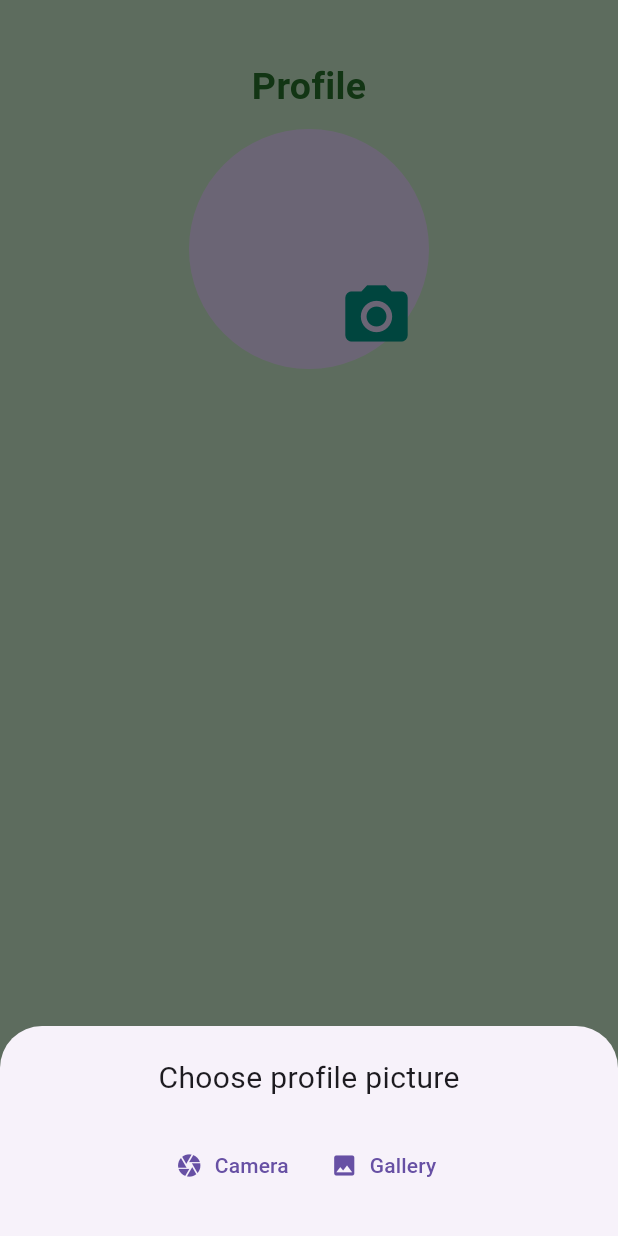
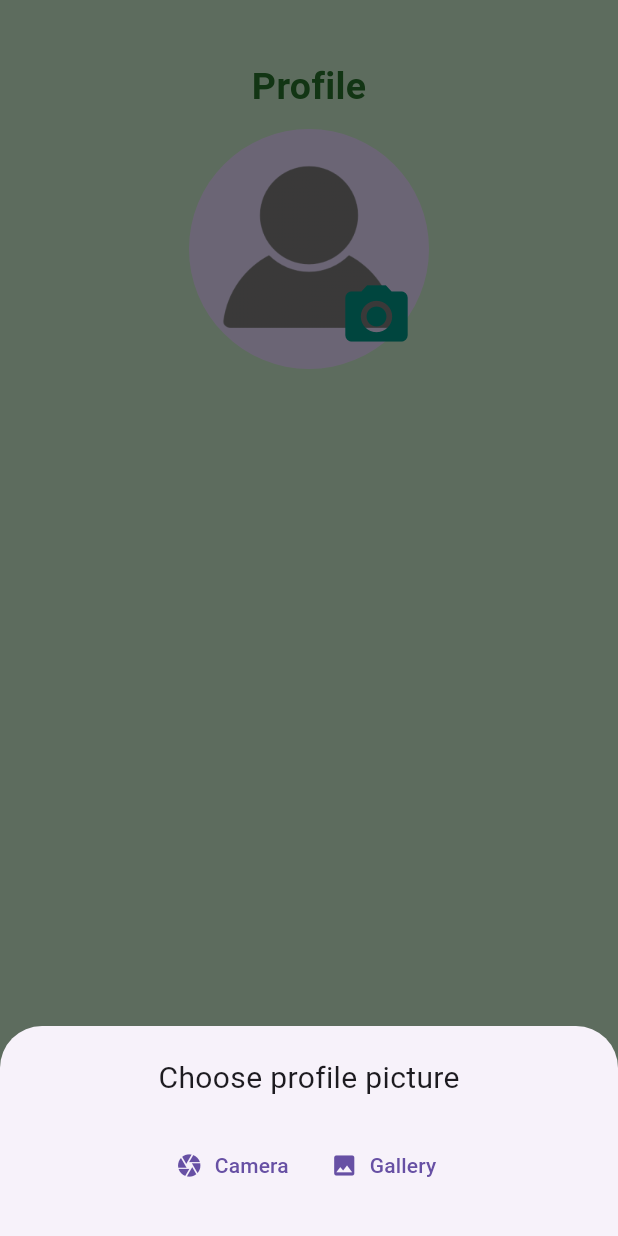
Before and after one commit to chaeyeonlee07/impact-fellowship, a Flutter app: the ProfilePage screen opened directly, after a tap on the "camera alt" icon, on a phone screen of 412 x 824 dp. Run offline on Flutter 3.47's test engine with Material 3 defaults, Android fonts, the phone set to English and light mode, and no system bars; our stand-ins replace geolocator, image_picker, permission_handler; network calls fail.

Commit message:
profile page works now

```diff
--- a/lib/screens/profilepage.dart
+++ b/lib/screens/profilepage.dart
@@ -1,4 +1,4 @@
-
+import 'dart:io';
 import 'package:flutter/material.dart';
 import 'package:image_picker/image_picker.dart';
 
@@ -7,22 +7,27 @@ class App extends StatelessWidget {
 
   @override
   Widget build(BuildContext context) {
-    return MaterialApp(
+    return const MaterialApp(
       home: ProfilePage(),
     );
   }
 }
 
-class ProfilePage extends StatelessWidget {
-  late PickedFile _imageFile;
+class ProfilePage extends StatefulWidget {
+  const ProfilePage({super.key});
+
+  @override
+  _ProfilePageState createState() => _ProfilePageState();
+}
+
+class _ProfilePageState extends State<ProfilePage> {
+  XFile? _imageFile;
   final ImagePicker _picker = ImagePicker();
-
-  ProfilePage({super.key});
 
   @override
   Widget build(BuildContext context) {
     return Scaffold(
-        backgroundColor:  const Color.fromARGB(255, 203, 235, 204),
+      backgroundColor: const Color.fromARGB(255, 203, 235, 204),
       body: Padding(
         padding: const EdgeInsets.symmetric(horizontal: 40),
         child: Column(
@@ -35,9 +40,7 @@ class ProfilePage extends StatelessWidget {
               children: [
                 Column(
                   children: [
-
                     const Text(
-
                       "Profile",
                       style: TextStyle(
                         fontSize: 25,
@@ -45,9 +48,8 @@ class ProfilePage extends StatelessWidget {
                         color: Color.fromARGB(255, 39, 116, 43),
                       ),
                     ),
-                      const SizedBox(height: 10) // Added SizedBox for spacing
-                      ,
-                      pfp(context)
+                    const SizedBox(height: 10),
+                    pfp(context),
                   ],
                 ),
               ],
@@ -56,7 +58,6 @@ class ProfilePage extends StatelessWidget {
         ),
       ),
     );
-  }
   }
 
   Widget bottomsheet(BuildContext context) {
@@ -102,21 +103,26 @@ Widget bottomsheet(BuildContext context) {
   }
 
   void takePhoto(ImageSource source) async {
-  final PickedFile = await _picker.getImage(
-    source: source
+    final XFile? pickedFile = await _picker.pickImage(
+      source: source,
     );
-  SetState(() {
+    if (pickedFile != null) {
+      setState(() {
         _imageFile = pickedFile;
       });
+    }
   }
 
   Widget pfp(BuildContext context) {
     return Stack(
       children: <Widget>[
-      const CircleAvatar(
+        CircleAvatar(
           radius: 80,
-        backgroundImage: _imageFile == null? AssetImage("lib/images/defaultpfp.png"): FileImage(_imageFile),
-
+          backgroundImage: _imageFile == null
+              ? const AssetImage("lib/images/defaultpfp.png")
+              : _imageFile != null
+                  ? FileImage(File(_imageFile!.path)) as ImageProvider<Object>?
+                  : null,
         ),
         Positioned(
           bottom: 10,
@@ -125,17 +131,18 @@ Widget pfp(BuildContext context) {
             onTap: () {
               showModalBottomSheet(
                 context: context,
-              builder: (builder) => bottomsheet(context), // Pass the context here
+                builder: (builder) => bottomsheet(context),
               );
             },
             child: const Icon(
               Icons.camera_alt,
               color: Colors.teal,
               size: 50,
-            shadows: [Shadow(color: Colors.black), ],
+              shadows: [Shadow(color: Colors.black)],
             ),
           ),
         ),
       ],
     );
   }
+}
```
Lines whose indentation alone changed are shown as unchanged.
